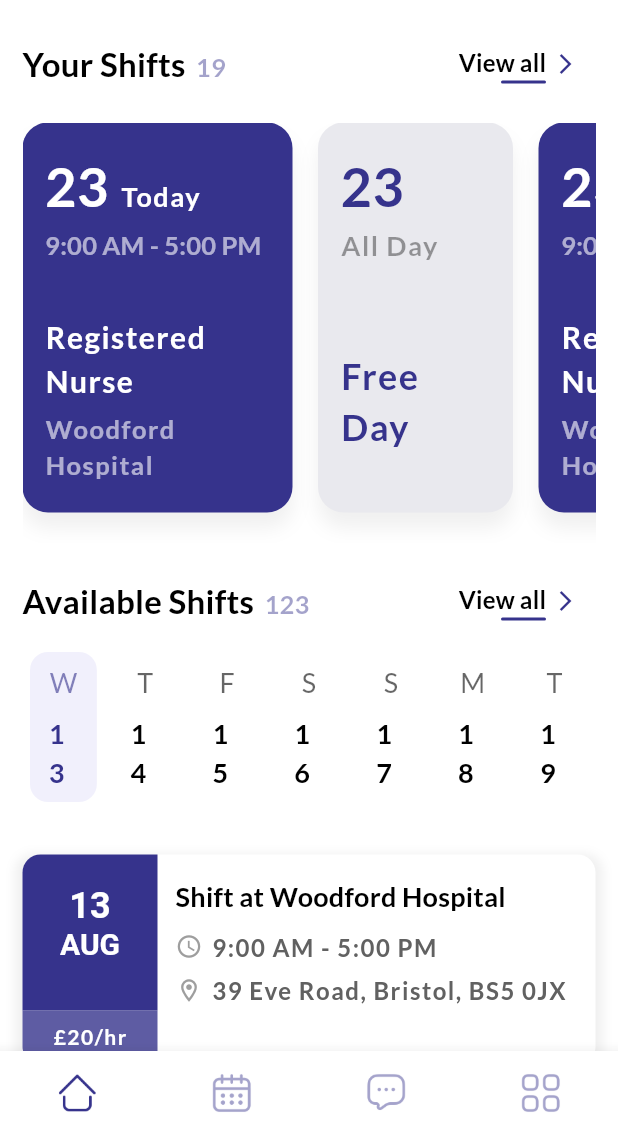
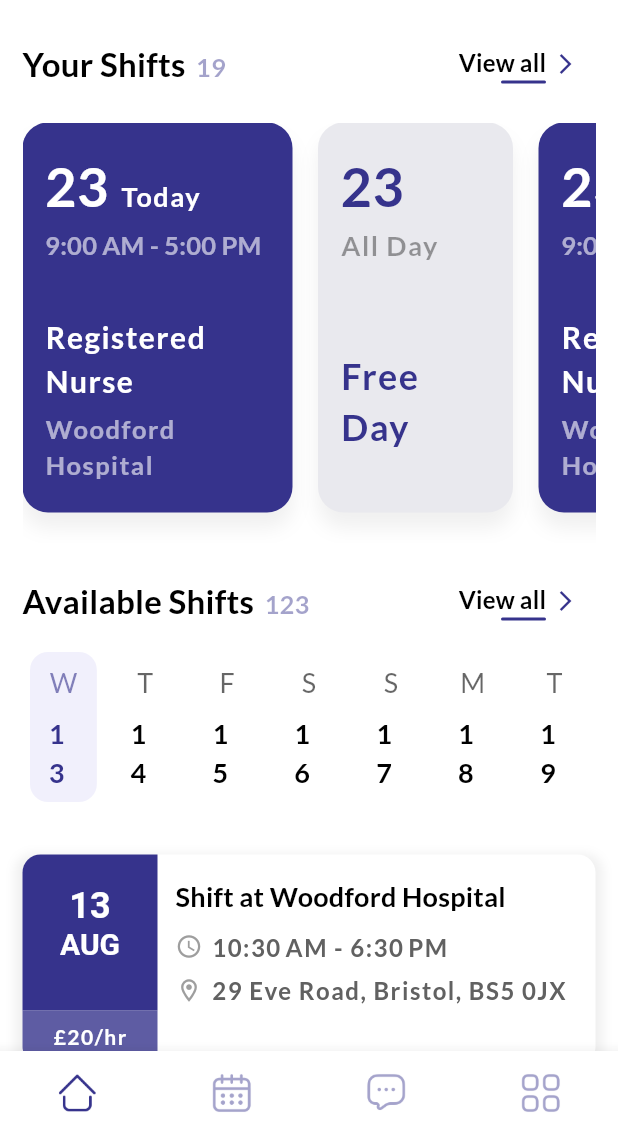
Before and after one commit to Sakhans0010/Kingdom-Care-Services-Apps, a Flutter app: the screen it shows after launch, on a phone screen of 412 x 824 dp, the part 92-1236 px from its top. Run offline on Flutter 3.47's test engine with Material 3 defaults, Android fonts, the phone set to English and light mode, and no system bars; our stand-ins replace date_picker_timeline, google_maps_flutter.

Commit message:
Fixed Pod and cocoapods
Added Shifts details screen and fixed pods and coocpods

```diff
--- a/lib/app_utils/app_config.dart
+++ b/lib/app_utils/app_config.dart
@@ -1,3 +1,7 @@
 class AppConfig {
   static const appName = "Kingdom Care Services";
+  static const appVersion = "1.0.0";
+  static const appPackageName = "com.kingdom_care_services.app";
+  static const GoogleAPIKey = "AIzaSyCH3XBQaU2w-9hc8Vt5yC6cNkLgpKuMGU8";
+  static const GoogleMapsAPIKey = "AIzaSyDCsvFBkPJ9eM2C37QuODoVbonaBTBUyLA";
 }
--- a/lib/app_utils/app_images.dart
+++ b/lib/app_utils/app_images.dart
@@ -1,3 +1,5 @@
+// ignore_for_file: constant_identifier_names
+
 class AppImages {
   static const String BASE_PATH = "assets/";
   static const String IMAGE_PATH = "${BASE_PATH}images/";
@@ -13,4 +15,7 @@ class AppImages {
   static const String SETTING = "${ICON_PATH}setting.png";
   static const String LOGOUT = "${ICON_PATH}logout.png";
   static const String EDIT = "${ICON_PATH}edit.png";
+  static const String ROLE = "${ICON_PATH}role.png";
+  static const String NOTES = "${ICON_PATH}notes.png";
+  static const String LOCATION = "${ICON_PATH}location.png";
 }
--- a/lib/models/shift.dart
+++ b/lib/models/shift.dart
@@ -1,17 +1,43 @@
 class ShiftItem {
   final String role;
   final String title;
-  final DateTime date;
-  final String time;
-  final String location;
+  final String notes;
+  final DateTime startDateAndTime;
+  final DateTime endDateAndTime;
+  final Location location;
   final String ratePerHour;
 
   ShiftItem({
     required this.role,
     required this.title,
-    required this.date,
-    required this.time,
+    required this.notes,
+    required this.startDateAndTime,
+    required this.endDateAndTime,
     required this.location,
     required this.ratePerHour,
   });
 }
+
+class Location {
+  final double latitude;
+  final double longitude;
+  final String address;
+
+  Location({
+    required this.latitude,
+    required this.longitude,
+    required this.address,
+  });
+
+  factory Location.fromJson(Map<String, dynamic> json) {
+    return Location(
+      latitude: json['latitude'],
+      longitude: json['longitude'],
+      address: json['address'],
+    );
+  }
+
+  Map<String, dynamic> toJson() {
+    return {'latitude': latitude, 'longitude': longitude, 'address': address};
+  }
+}
--- a/lib/modules/home/views/home_screen.dart
+++ b/lib/modules/home/views/home_screen.dart
@@ -63,9 +63,14 @@ class HomeScreen extends StatelessWidget {
             shift: ShiftItem(
               role: "Registered Nurse",
               title: "Shift at Woodford Hospital",
-              date: DateTime.now(),
-              time: "9:00 AM - 5:00 PM",
-              location: "39 Eve Road, Bristol, BS5 0JX",
+              startDateAndTime: DateTime.now(),
+              endDateAndTime: DateTime.now().add(Duration(hours: 8)),
+              notes: "Please arrive 15 minutes early.",
+              location: Location(
+                latitude: 51.4636868,
+                longitude: -2.5686716,
+                address: "29 Eve Road, Bristol, BS5 0JX",
+              ),
               ratePerHour: "£20/hr",
             ),
           ),
@@ -73,9 +78,14 @@ class HomeScreen extends StatelessWidget {
             shift: ShiftItem(
               role: "Registered Nurse",
               title: "Shift at Woodford Hospital",
-              date: DateTime.now(),
-              time: "9:00 AM - 5:00 PM",
-              location: "39 Eve Road, Bristol, BS5 0JX",
+              startDateAndTime: DateTime.now(),
+              endDateAndTime: DateTime.now().add(Duration(hours: 8)),
+              notes: "Please arrive 15 minutes early.",
+              location: Location(
+                latitude: 51.4636868,
+                longitude: -2.5686716,
+                address: "29 Eve Road, Bristol, BS5 0JX",
+              ),
               ratePerHour: "£20/hr",
             ),
           ),
--- a/lib/modules/shifts/widgets/shift_item_widget.dart
+++ b/lib/modules/shifts/widgets/shift_item_widget.dart
@@ -1,7 +1,8 @@
 import 'package:flutter/material.dart';
 import 'package:intl/intl.dart';
 import 'package:kingdom_care_services_app/models/shift.dart';
-import 'package:kingdom_care_services_app/app_utils/constants.dart'; // for AppColors
+import 'package:kingdom_care_services_app/app_utils/constants.dart';
+import 'package:kingdom_care_services_app/routes/routes.dart'; // for AppColors
 
 class ShiftItemWidget extends StatelessWidget {
   const ShiftItemWidget({super.key, required this.shift});
@@ -9,7 +10,15 @@ class ShiftItemWidget extends StatelessWidget {
 
   @override
   Widget build(BuildContext context) {
-    return Container(
+    return GestureDetector(
+      onTap: () {
+        Navigator.pushNamed(
+          context,
+          Routes.shiftDetailsScreen,
+          arguments: shift,
+        );
+      },
+      child: Container(
         height: 140,
         margin: const EdgeInsets.symmetric(vertical: 15),
         padding: const EdgeInsets.all(0),
@@ -52,7 +61,9 @@ class ShiftItemWidget extends StatelessWidget {
                         text: TextSpan(
                           children: [
                             TextSpan(
-                            text: DateFormat('dd').format(shift.date), // "27"
+                              text: DateFormat(
+                                'dd',
+                              ).format(shift.startDateAndTime),
                               style: const TextStyle(
                                 color: Colors.white,
                                 fontWeight: FontWeight.bold,
@@ -61,10 +72,9 @@ class ShiftItemWidget extends StatelessWidget {
                             ),
                             TextSpan(
                               text:
-                                '\n${DateFormat('MMM').format(shift.date).toUpperCase()}', // " JUL"
+                                  '\n${DateFormat('MMM').format(shift.startDateAndTime).toUpperCase()}', // " JUL"
                               style: const TextStyle(
-                              color: Colors
-                                  .white, // lighter white for month, customize as you like
+                                color: Colors.white,
                                 fontWeight: FontWeight.bold,
                                 fontSize: 20,
                               ),
@@ -101,7 +111,10 @@ class ShiftItemWidget extends StatelessWidget {
             // Right white column
             Expanded(
               child: Padding(
-              padding: const EdgeInsets.symmetric(horizontal: 12, vertical: 15),
+                padding: const EdgeInsets.symmetric(
+                  horizontal: 12,
+                  vertical: 15,
+                ),
                 child: Column(
                   crossAxisAlignment: CrossAxisAlignment.start,
                   children: [
@@ -123,7 +136,7 @@ class ShiftItemWidget extends StatelessWidget {
                         ),
                         const SizedBox(width: 6),
                         Text(
-                        shift.time,
+                          "${DateFormat.jm().format(shift.startDateAndTime)} - ${DateFormat.jm().format(shift.endDateAndTime)}  ",
                           style: TextStyle(color: Colors.grey[700]),
                         ),
                       ],
@@ -139,7 +152,7 @@ class ShiftItemWidget extends StatelessWidget {
                         const SizedBox(width: 6),
                         Expanded(
                           child: Text(
-                          shift.location,
+                            shift.location.address,
                             style: TextStyle(color: Colors.grey[700]),
                             overflow: TextOverflow.ellipsis,
                           ),
@@ -152,6 +165,7 @@ class ShiftItemWidget extends StatelessWidget {
             ),
           ],
         ),
+      ),
     );
   }
 }
--- a/pubspec.yaml
+++ b/pubspec.yaml
@@ -38,12 +38,16 @@ dependencies:
   # google_fonts: ^6.2.1
   intl: ^0.20.2
   date_picker_timeline: ^1.2.7
+  google_maps_flutter: ^2.12.3
 
 
 
 dev_dependencies:
   flutter_test:
     sdk: flutter
+
+  change_app_package_name: ^1.4.0
+
 
   # The "flutter_lints" package below contains a set of recommended lints to
   # encourage good coding practices. The lint set provided by the package is
```
Also changed, not shown: lib/modules/shifts/views/shift_details_screen.dart (added, +265 -0 lines), lib/modules/shifts/widgets/available_shifts.dart (+8 -3 lines), lib/modules/shifts/widgets/completed_shifts.dart (+8 -3 lines), lib/modules/shifts/widgets/upcoming_shifts.dart (+8 -3 lines), lib/routes/routes.dart (+8 -0 lines), assets/icons/location.png, assets/icons/notes.png (added), assets/icons/role.png (added), 10 other files. Lines whose indentation alone changed are shown as unchanged.
